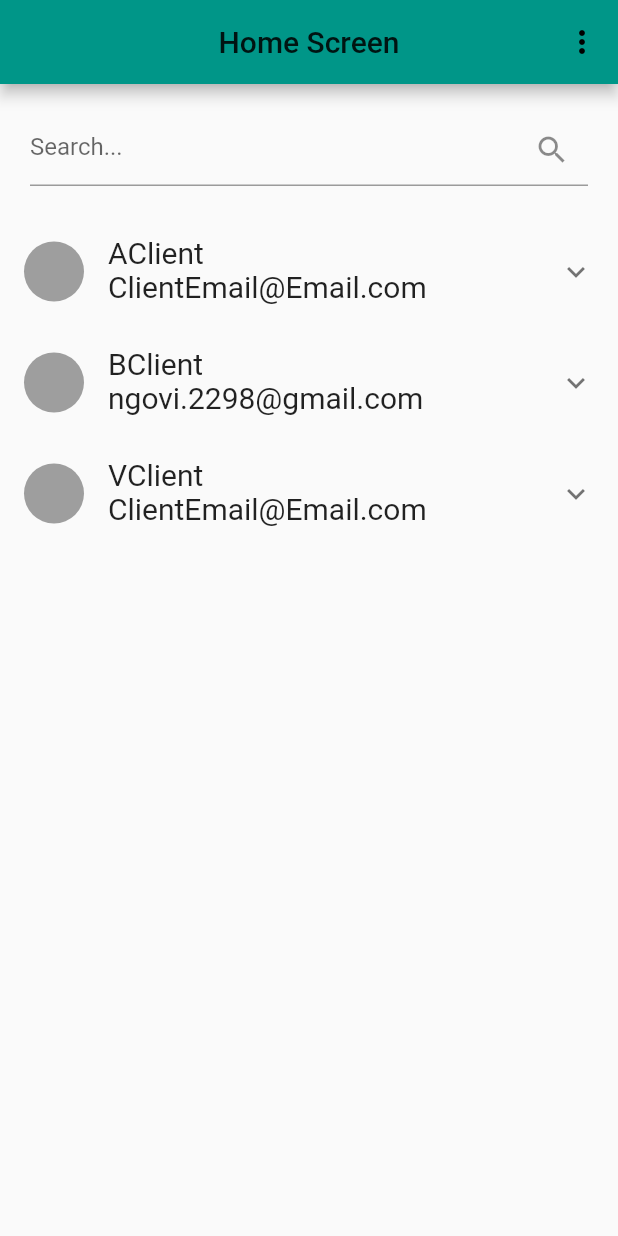
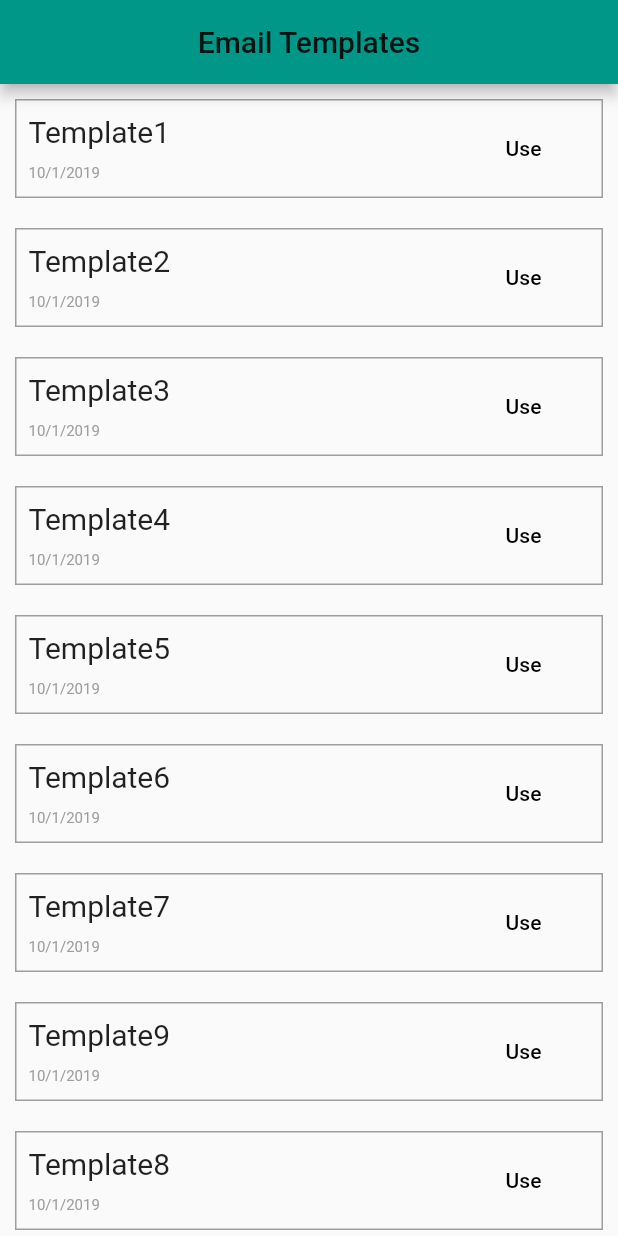
Before and after one commit to ngovi2298/GTNM_CSKH, a Flutter app: the screen it shows after launch, on a phone screen of 412 x 824 dp. Run offline on Flutter 3.47's test engine with Material 2 defaults, Android fonts, the phone set to English and light mode, and no system bars.

Commit message:
Feat: create list email screen

```diff
--- /dev/null
+++ b/lib/Fake Email.dart
@@ -0,0 +1,45 @@
+class Email{
+  final String emailName;
+  final String dateCreate;
+
+  Email({this.emailName, this.dateCreate});
+}
+
+List<Email> MyEmail=[
+  new Email(
+    emailName: "Template1",
+    dateCreate: "10/1/2019"
+  ),
+  new Email(
+      emailName: "Template2",
+      dateCreate: "10/1/2019"
+  ),
+  new Email(
+      emailName: "Template3",
+      dateCreate: "10/1/2019"
+  ),
+  new Email(
+      emailName: "Template4",
+      dateCreate: "10/1/2019"
+  ),
+  new Email(
+      emailName: "Template5",
+      dateCreate: "10/1/2019"
+  ),
+  new Email(
+      emailName: "Template6",
+      dateCreate: "10/1/2019"
+  ),
+  new Email(
+      emailName: "Template7",
+      dateCreate: "10/1/2019"
+  ),
+  new Email(
+      emailName: "Template9",
+      dateCreate: "10/1/2019"
+  ),
+  new Email(
+      emailName: "Template8",
+      dateCreate: "10/1/2019"
+  ),
+];
--- /dev/null
+++ b/lib/ListEmailScreen.dart
@@ -0,0 +1,64 @@
+import 'package:GTNM_CSKH/Fake%20Email.dart';
+import 'package:flutter/cupertino.dart';
+import 'package:flutter/material.dart';
+
+class ListEmailScreen extends StatelessWidget {
+  @override
+  Widget build(BuildContext context) {
+    var size= MediaQuery.of(context).size;
+    return Scaffold(
+      appBar: AppBar(
+        title: Text('Email Templates'),
+        centerTitle: true,
+        backgroundColor: Colors.teal,
+      ),
+      body: Container(
+        child: ListView.builder(
+            itemCount: MyEmail.length,
+            itemBuilder: (BuildContext context, int index){
+              return Container(
+                margin: EdgeInsets.all(10) ,
+                decoration: BoxDecoration(
+                    border: Border.all(color: Colors.grey)
+                ),
+                child: Padding(
+                  padding: const EdgeInsets.all(8.0),
+                  child: Row(
+                    children: <Widget>[
+                      Column(
+                        crossAxisAlignment: CrossAxisAlignment.start,
+                        children:<Widget>[
+                          Text(
+                            MyEmail[index].emailName,
+                            style: TextStyle(fontSize: 20,),
+                          ),
+                          SizedBox(
+                            height: 10,
+                          ),
+                          Text(
+                            MyEmail[index].dateCreate,
+                            style: TextStyle(fontSize: 10,color: Colors.grey),
+                          ),
+                        ],
+                      ),
+                      Expanded(child: Row(
+                        mainAxisAlignment: MainAxisAlignment.end,
+                        children: <Widget>[
+                          FlatButton(
+                              onPressed: null,
+                              child:Text(
+                                  "Use",
+                                style: TextStyle(color: Colors.black),
+                              ) ),
+                        ],
+                      )
+                      )
+                    ],
+                  ),
+                ),
+              );
+            }),
+      ),
+    );
+  }
+}
--- a/lib/main.dart
+++ b/lib/main.dart
@@ -1,4 +1,5 @@
 import 'package:GTNM_CSKH/DetailScreen.dart';
+import 'package:GTNM_CSKH/ListEmailScreen.dart';
 import 'package:GTNM_CSKH/ListScreen.dart';
 import 'package:GTNM_CSKH/LoginScreen.dart';
 import 'package:flutter/material.dart';
@@ -9,7 +10,7 @@ class MyApp extends StatelessWidget {
   @override
   Widget build(BuildContext context) {
     return MaterialApp(
-      home: ListScreen(),
+      home: ListEmailScreen(),
       theme: ThemeData(
         primarySwatch: Colors.lightGreen,
       ),
```
